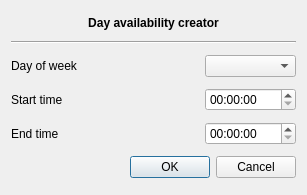
Qt form plugins/agendaplugin/availabilityeditdialog.ui (FreeHealth/freehealth) before a commit.
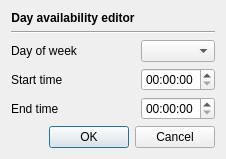
The same form after that commit.

```diff
--- a/plugins/agendaplugin/availabilityeditdialog.ui
+++ b/plugins/agendaplugin/availabilityeditdialog.ui
@@ -6,15 +6,15 @@
    <rect>
     <x>0</x>
     <y>0</y>
-    <width>307</width>
-    <height>195</height>
+    <width>224</width>
+    <height>141</height>
    </rect>
   </property>
   <property name="windowTitle">
    <string>Dialog</string>
   </property>
-  <layout class="QGridLayout" name="gridLayout">
-   <item row="0" column="0" colspan="3">
+  <layout class="QFormLayout" name="formLayout">
+   <item row="0" column="0">
     <widget class="QLabel" name="label">
      <property name="sizePolicy">
       <sizepolicy hsizetype="Preferred" vsizetype="Fixed">
@@ -29,38 +29,38 @@
       </font>
      </property>
      <property name="text">
-      <string>Day availability creator</string>
+      <string>Day availability editor</string>
      </property>
      <property name="alignment">
       <set>Qt::AlignCenter</set>
      </property>
     </widget>
    </item>
-   <item row="1" column="0" colspan="3">
+   <item row="1" column="0" colspan="2">
     <widget class="Line" name="line">
      <property name="orientation">
       <enum>Qt::Horizontal</enum>
      </property>
     </widget>
    </item>
-   <item row="2" column="0" colspan="2">
+   <item row="2" column="0">
     <widget class="QLabel" name="label_2">
      <property name="text">
       <string>Day of week</string>
      </property>
     </widget>
    </item>
-   <item row="2" column="2">
+   <item row="2" column="1">
     <widget class="QComboBox" name="dayCombo"/>
    </item>
-   <item row="3" column="0" colspan="2">
+   <item row="3" column="0">
     <widget class="QLabel" name="label_3">
      <property name="text">
       <string>Start time</string>
      </property>
     </widget>
    </item>
-   <item row="3" column="2">
+   <item row="3" column="1">
     <widget class="QTimeEdit" name="startTime"/>
    </item>
    <item row="4" column="0">
@@ -70,10 +70,10 @@
      </property>
     </widget>
    </item>
-   <item row="4" column="2">
+   <item row="4" column="1">
     <widget class="QTimeEdit" name="endTime"/>
    </item>
-   <item row="5" column="0" colspan="3">
+   <item row="5" column="0" colspan="2">
     <widget class="QDialogButtonBox" name="buttonBox">
      <property name="orientation">
       <enum>Qt::Horizontal</enum>
```
